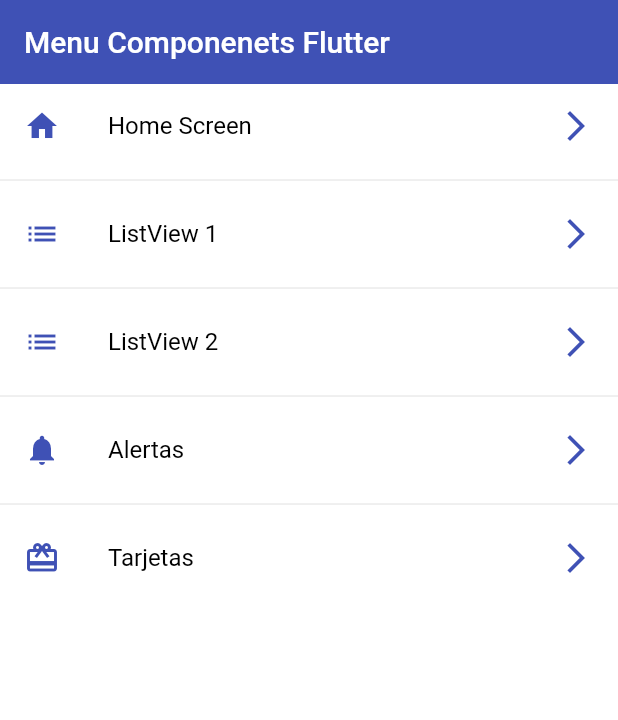
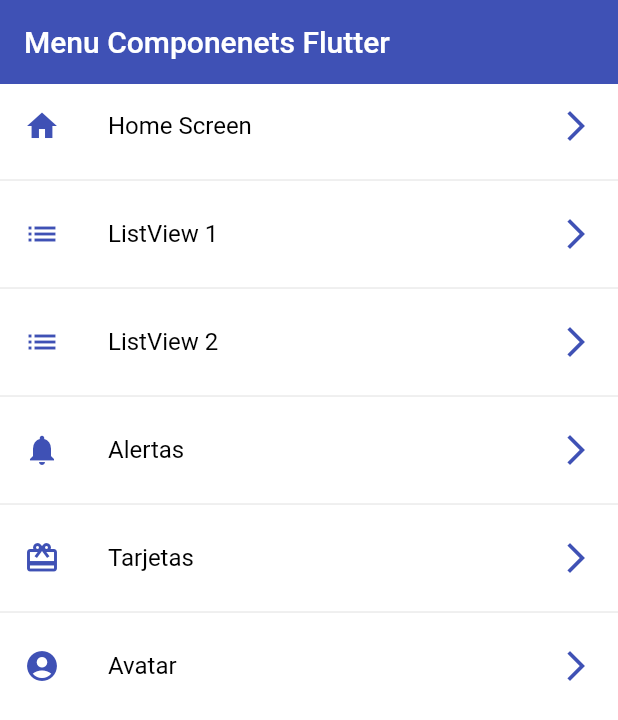
Before and after one commit to Turyfay/app-components-flutter, a Flutter app: the screen it shows after launch, on a phone screen of 412 x 824 dp. Shown: the top 720 px of the screen. Run offline on Flutter 3.47's test engine with Material 2 defaults, Android fonts, the phone set to English and light mode, and no system bars.

Commit message:
Se agrego en cicleAvatar

```diff
--- a/lib/router/app_router.dart
+++ b/lib/router/app_router.dart
@@ -32,6 +32,11 @@
         icon: Icons.card_giftcard,
         name: 'Tarjetas',
         screen: const CardScreen()),
+    MenuOption(
+        route: 'avatar',
+        icon: Icons.account_circle,
+        name: 'Avatar',
+        screen: const AvatarScreen()),
   ];
 
   //TODO: Crear una funcion que devuelva una lista de rutas
--- a/lib/screens/screens.dart
+++ b/lib/screens/screens.dart
@@ -3,3 +3,4 @@
 export 'package:app_components/screens/listview1_screeen.dart';
 export 'package:app_components/screens/listview2_screeen.dart';
 export 'package:app_components/screens/home_screen.dart';
+export 'package:app_components/screens/avatar_screen.dart';
```
Also changed, not shown: lib/screens/avatar_screen.dart (added, +29 -0 lines).
